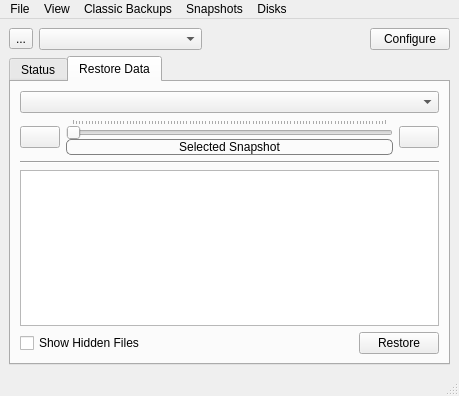
First picture: the form in src-qt4/life-preserver/lp-gui/LPMain.ui, repository trueos/pcbsd, before the edit.
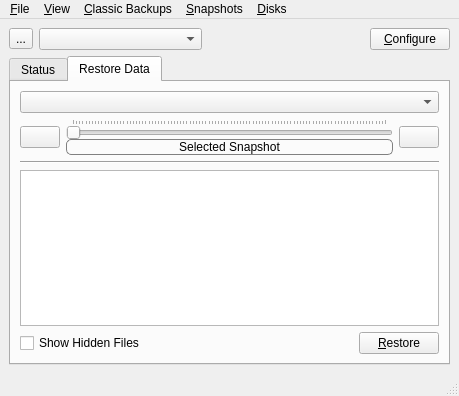
Second picture: the form after the edit. The open tabs and pages were chosen to show the change. Icons and pictures are not drawn.

Commit message: Updated life preserver to use shortcut keys.  Changed button text on one item.  Added shortcuts for menu entries.

```diff
--- a/src-qt4/life-preserver/lp-gui/LPMain.ui
+++ b/src-qt4/life-preserver/lp-gui/LPMain.ui
@@ -70,7 +70,7 @@
          <string>Configure snapshot and replication schedules</string>
         </property>
         <property name="text">
-         <string>Configure</string>
+         <string>&amp;Configure</string>
         </property>
         <property name="icon">
          <iconset resource="lPreserve.qrc">
@@ -353,7 +353,7 @@
              <string>Restore the selected file/folder to the live system.</string>
             </property>
             <property name="text">
-             <string>Restore</string>
+             <string>&amp;Restore</string>
             </property>
             <property name="icon">
              <iconset resource="lPreserve.qrc">
@@ -377,12 +377,12 @@
      <x>0</x>
      <y>0</y>
      <width>459</width>
-     <height>20</height>
+     <height>21</height>
     </rect>
    </property>
    <widget class="QMenu" name="menuFile">
     <property name="title">
-     <string>File</string>
+     <string>&amp;File</string>
     </property>
     <widget class="QMenu" name="menuManage_Pool">
      <property name="title">
@@ -413,12 +413,12 @@
    </widget>
    <widget class="QMenu" name="menuView">
     <property name="title">
-     <string>View</string>
+     <string>&amp;View</string>
     </property>
    </widget>
    <widget class="QMenu" name="menuDisks">
     <property name="title">
-     <string>Disks</string>
+     <string>&amp;Disks</string>
     </property>
     <widget class="QMenu" name="menuRemove_Disk">
      <property name="title">
@@ -461,7 +461,7 @@
    </widget>
    <widget class="QMenu" name="menuSnapshots">
     <property name="title">
-     <string>Snapshots</string>
+     <string>&amp;Snapshots</string>
     </property>
     <widget class="QMenu" name="menuDelete_Snapshot">
      <property name="title">
@@ -478,7 +478,7 @@
    </widget>
    <widget class="QMenu" name="menuClassic_Backups">
     <property name="title">
-     <string>Classic Backups</string>
+     <string>&amp;Classic Backups</string>
     </property>
     <widget class="QMenu" name="menuCompress_Home_Dir">
      <property name="title">
```
Left out of the diff: 16 changed lines with no effect on the pictures. The commit also changes 2 other files.
